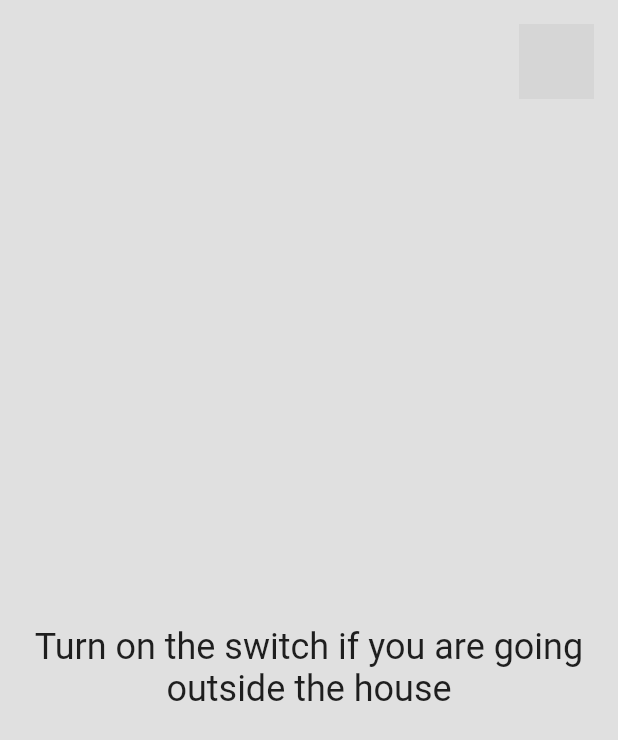
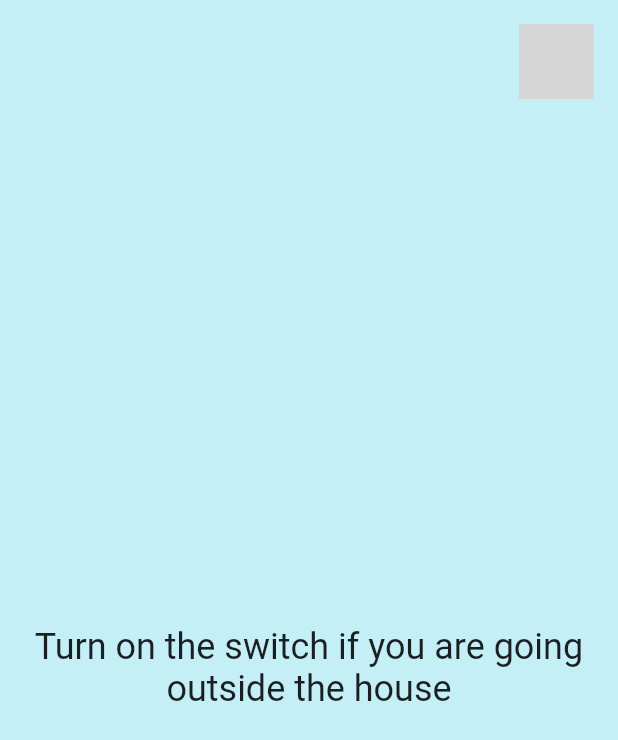
Before and after one commit to EChristian48/Handwash-Reminder, a Flutter app: the screen it shows after launch, on a phone screen of 412 x 824 dp. Shown: the top 740 px of the screen. Run offline on Flutter 3.47's test engine with Material 2 defaults, Android fonts, the phone set to English and light mode, and no system bars; drawn by our look-alikes of flare_flutter; our stand-ins replace rflutter_alert; missing offline and left inert: slide_countdown_clock; grey boxes are pictures that could not be loaded.

Commit message:
Change the app title and background color

```diff
--- a/lib/main.dart
+++ b/lib/main.dart
@@ -32,7 +32,7 @@ class _HomePageState extends State<HomePage> {
 
     return MaterialApp(
       home: Scaffold(
-        backgroundColor: Colors.grey.shade300,
+        backgroundColor: Color(0xFFc5eff7),
         body: Column(
           children: [
             SafeArea(
```
Also changed, not shown: 1 other file.
